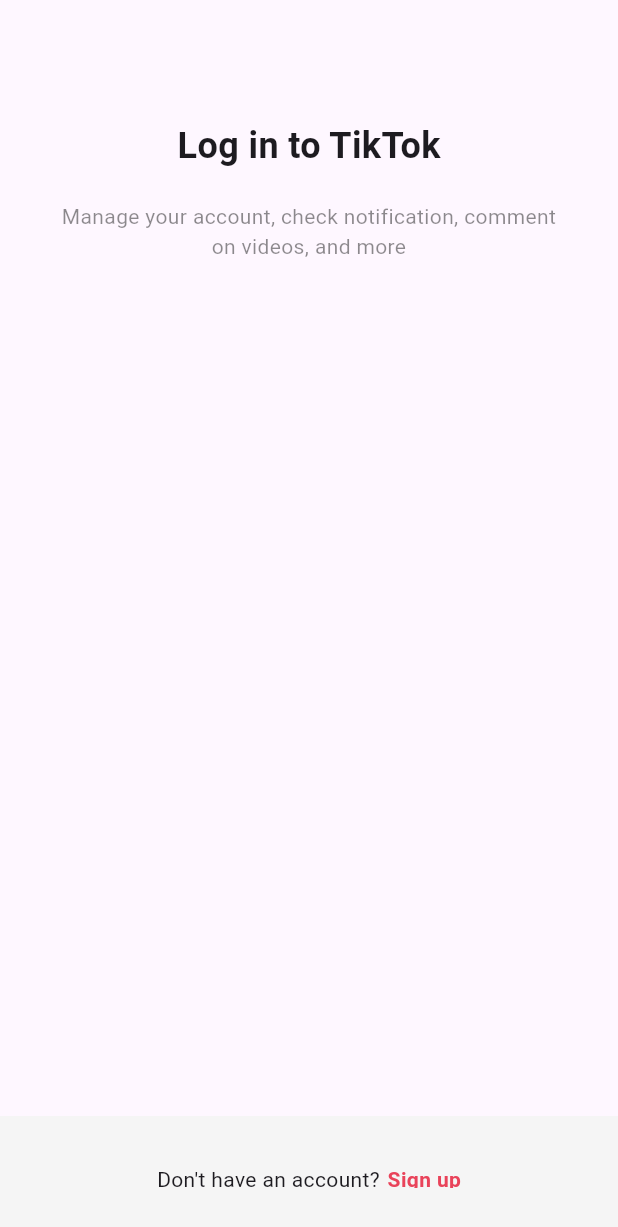
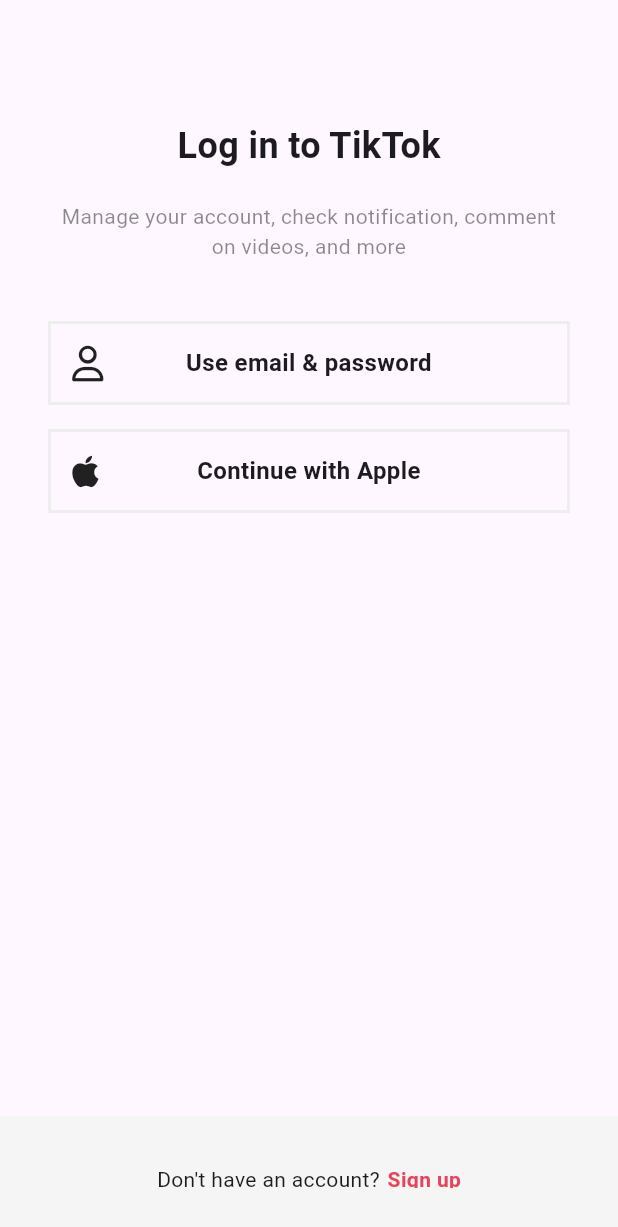
Before and after one commit to Eunhui/tiktok_clone, a Flutter app: the LoginScreen screen opened directly, on a phone screen of 412 x 824 dp. Shown: the top 1227 px of the screen. Run offline on Flutter 3.47's test engine with Material 3 defaults, Android fonts, the phone set to English and light mode, and no system bars; our stand-ins replace font_awesome_flutter.

Commit message:
main screen

```diff
--- a/lib/features/authentication/login_screen.dart
+++ b/lib/features/authentication/login_screen.dart
@@ -1,7 +1,9 @@
 import 'package:flutter/material.dart';
+import 'package:font_awesome_flutter/font_awesome_flutter.dart';
 import 'package:tiktok_clone/constants/gaps.dart';
 import 'package:tiktok_clone/constants/sizes.dart';
 import 'package:tiktok_clone/features/authentication/sign_up_screen.dart';
+import 'package:tiktok_clone/features/authentication/widgets/auth_button.dart';
 
 class LoginScreen extends StatelessWidget {
   const LoginScreen({super.key});
@@ -35,6 +37,14 @@ class LoginScreen extends StatelessWidget {
                 ),
                 textAlign: TextAlign.center,
               ),
+              Gaps.v40,
+              AuthButton(
+                  icon: FaIcon(FontAwesomeIcons.user),
+                  text: "Use email & password"),
+              Gaps.v16,
+              AuthButton(
+                  icon: FaIcon(FontAwesomeIcons.apple),
+                  text: "Continue with Apple"),
             ],
           ),
         ),
--- a/lib/features/authentication/sign_up_screen.dart
+++ b/lib/features/authentication/sign_up_screen.dart
@@ -1,7 +1,9 @@
 import 'package:flutter/material.dart';
+import 'package:font_awesome_flutter/font_awesome_flutter.dart';
 import 'package:tiktok_clone/constants/gaps.dart';
 import 'package:tiktok_clone/constants/sizes.dart';
-import 'package:tiktok_clone/screens/login/login_screen.dart';
+import 'package:tiktok_clone/features/authentication/login_screen.dart';
+import 'package:tiktok_clone/features/authentication/widgets/auth_button.dart';
 
 class SignUpScreen extends StatelessWidget {
   const SignUpScreen({super.key});
@@ -38,6 +40,14 @@ class SignUpScreen extends StatelessWidget {
                 ),
                 textAlign: TextAlign.center,
               ),
+              Gaps.v40,
+              AuthButton(
+                  icon: FaIcon(FontAwesomeIcons.user),
+                  text: "Use Phone or email"),
+              Gaps.v16,
+              AuthButton(
+                  icon: FaIcon(FontAwesomeIcons.apple),
+                  text: "Continue with Apple"),
             ],
           ),
         ),
--- /dev/null
+++ b/lib/features/authentication/widgets/auth_button.dart
@@ -0,0 +1,45 @@
+import 'package:flutter/material.dart';
+import 'package:font_awesome_flutter/src/fa_icon.dart';
+import 'package:tiktok_clone/constants/sizes.dart';
+
+class AuthButton extends StatelessWidget {
+  final String text;
+  final FaIcon icon;
+
+  const AuthButton({super.key, required this.text, required this.icon});
+
+  @override
+  Widget build(BuildContext context) {
+    return FractionallySizedBox(
+      //widget what has size. relative of size of father
+      widthFactor: 1,
+      child: Container(
+        padding: const EdgeInsets.symmetric(
+          vertical: Sizes.size14,
+          horizontal: Sizes.size14,
+        ),
+        decoration: BoxDecoration(
+            border: Border.all(
+          color: Colors.grey.shade200,
+          width: Sizes.size2,
+        )),
+        child: Stack(
+          alignment: Alignment.center,
+          children: [
+            Align(alignment: Alignment.centerLeft, child: icon),
+            Expanded(
+              child: Text(
+                text,
+                style: const TextStyle(
+                  fontSize: Sizes.size16,
+                  fontWeight: FontWeight.w600,
+                ),
+                textAlign: TextAlign.center,
+              ),
+            ),
+          ],
+        ),
+      ),
+    );
+  }
+}
--- a/lib/main.dart
+++ b/lib/main.dart
@@ -1,7 +1,7 @@
 import 'package:flutter/material.dart';
 import 'package:tiktok_clone/constants/gaps.dart';
 import 'package:tiktok_clone/constants/sizes.dart';
-import 'package:tiktok_clone/screens/signup/sign_up_screen.dart';
+import 'package:tiktok_clone/features/authentication/sign_up_screen.dart';
 
 void main() {
   runApp(const TikTokApp());
```
Also changed, not shown: pubspec.yaml (+47 -48 lines), pubspec.lock.
